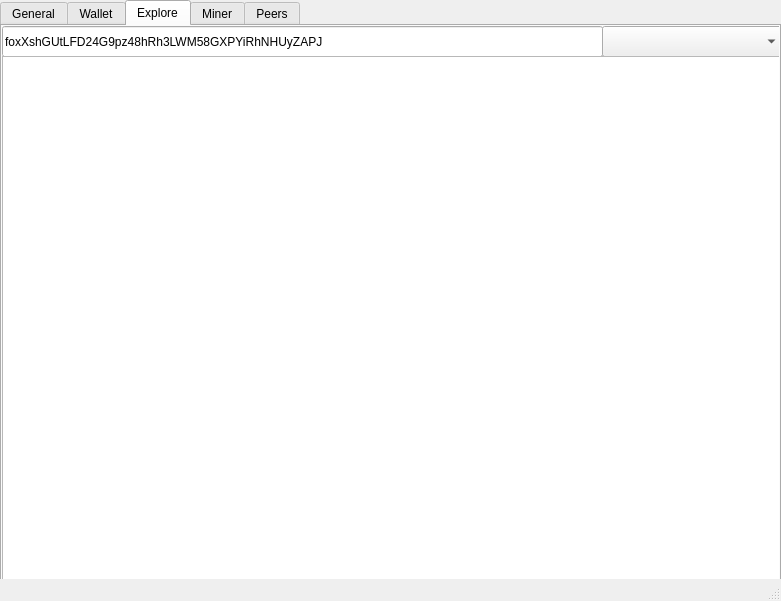
Before: the Qt Designer form vfconfig/mainwindow.ui in vfcash/VFC-Core, drawn with Qt 5.
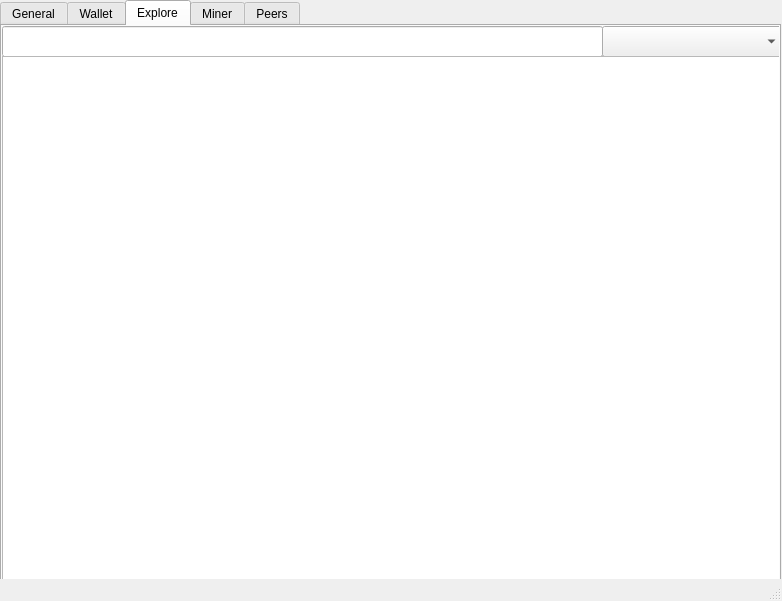
After: the same form once the commit is applied. The open tabs and pages were chosen to show the change. Icons and pictures are not drawn.

Patch:
```diff
--- a/vfconfig/mainwindow.ui
+++ b/vfconfig/mainwindow.ui
@@ -9,7 +9,7 @@
    <rect>
     <x>0</x>
     <y>0</y>
-    <width>781</width>
+    <width>782</width>
     <height>601</height>
    </rect>
   </property>
@@ -721,7 +721,7 @@
        </rect>
       </property>
       <property name="text">
-       <string>foxXshGUtLFD24G9pz48hRh3LWM58GXPYiRhNHUyZAPJ</string>
+       <string/>
       </property>
      </widget>
      <widget class="QComboBox" name="explore_combo">
```
